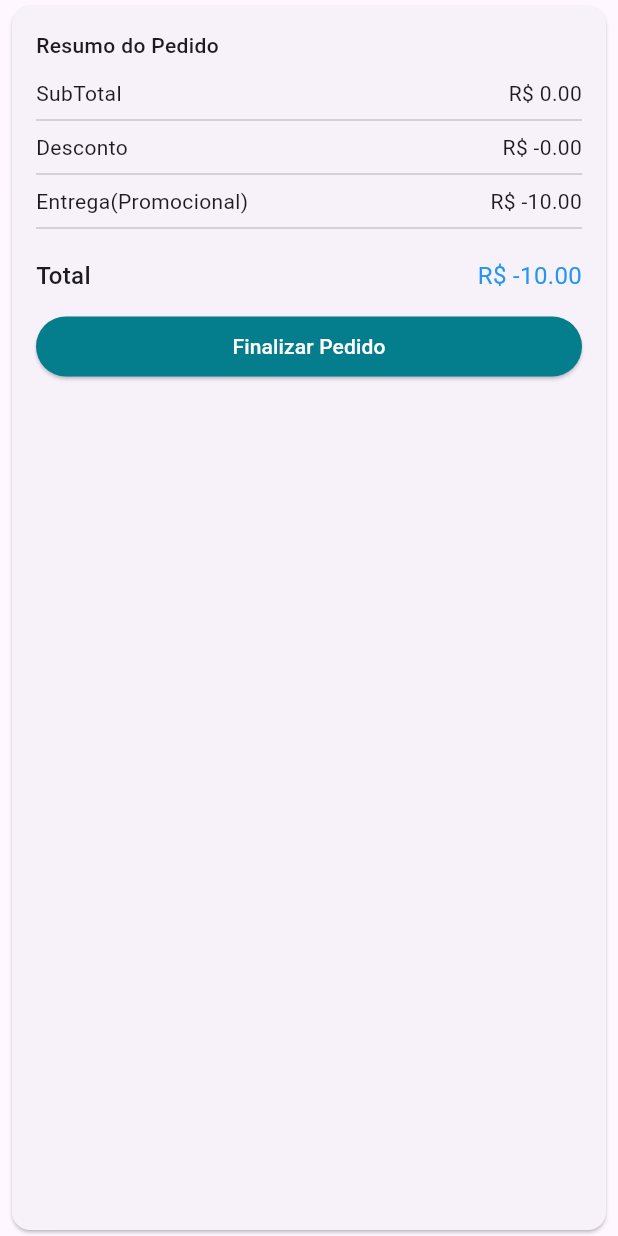
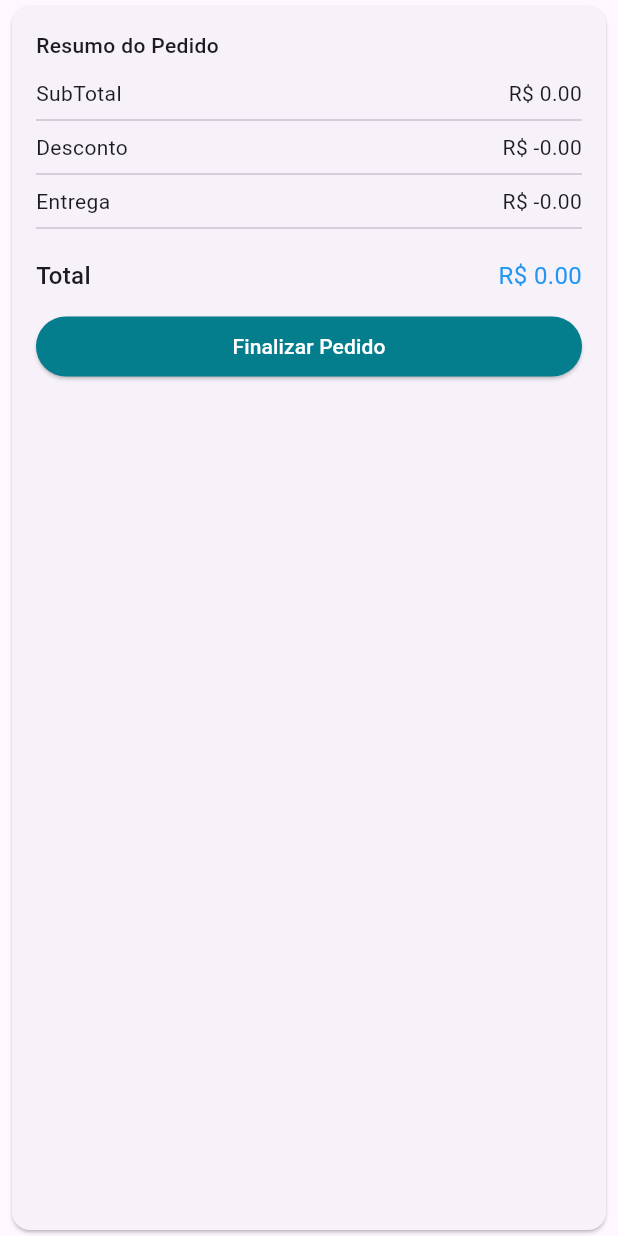
Before and after one commit to silvioagnello/virtual_story, a Flutter app: the CartPrice widget shown alone on an empty page, opened directly with empty values, on a phone screen of 412 x 824 dp. Run offline on Flutter 3.47's test engine with Material 3 defaults, Android fonts, the phone set to English and light mode, and no system bars; our stand-ins replace carousel_slider, cloud_firestore, firebase_auth, firebase_core, transparent_image; accounts and stored records are empty.

Commit message:
without SHIP

```diff
--- a/lib/models/cart_model.dart
+++ b/lib/models/cart_model.dart
@@ -110,7 +110,7 @@ class CartModel extends Model {
     if (preco > 0) {
       return preco;
     } else {
-      return 10.00;
+      return 0.00;
     }
   }
 
--- a/lib/widgets/cart_price.dart
+++ b/lib/widgets/cart_price.dart
@@ -40,7 +40,7 @@ class CartPrice extends StatelessWidget {
                 Row(
                   mainAxisAlignment: MainAxisAlignment.spaceBetween,
                   children: [
-                    Text('Desconto '),
+                    const Text('Desconto '),
                     Text('R\$ -${discount.toStringAsFixed(2)}'),
                   ],
                 ),
@@ -48,7 +48,7 @@ class CartPrice extends StatelessWidget {
                 Row(
                   mainAxisAlignment: MainAxisAlignment.spaceBetween,
                   children: [
-                    const Text('Entrega(Promocional)'),
+                    const Text('Entrega'),
                     Text('R\$ -${ship.toStringAsFixed(2)}'),
                   ],
                 ),
@@ -57,11 +57,11 @@ class CartPrice extends StatelessWidget {
                 Row(
                   mainAxisAlignment: MainAxisAlignment.spaceBetween,
                   children: [
-                    Text('Total',
+                    const Text('Total',
                         style: TextStyle(
                             fontWeight: FontWeight.w500, fontSize: 16.0)),
                     Text('R\$ ${(price - ship - discount).toStringAsFixed(2)}',
-                        style: TextStyle(color: Colors.blue, fontSize: 16.0)),
+                        style: const TextStyle(color: Colors.blue, fontSize: 16.0)),
                   ],
                 ),
                 const SizedBox(height: 12.0),
```
